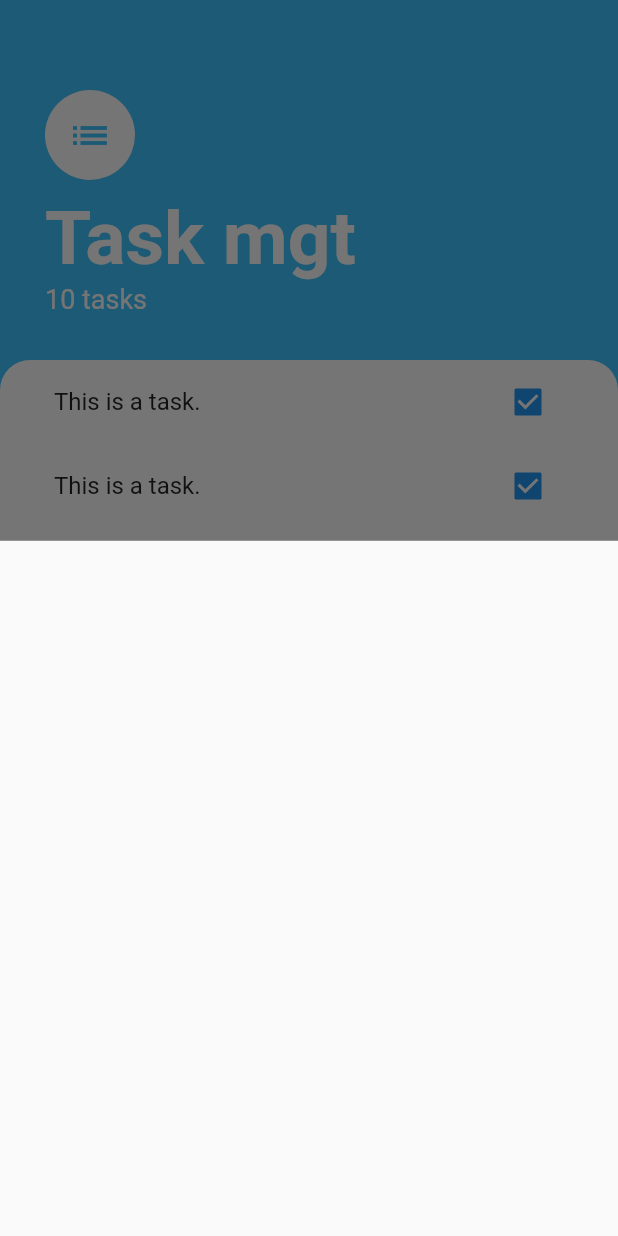
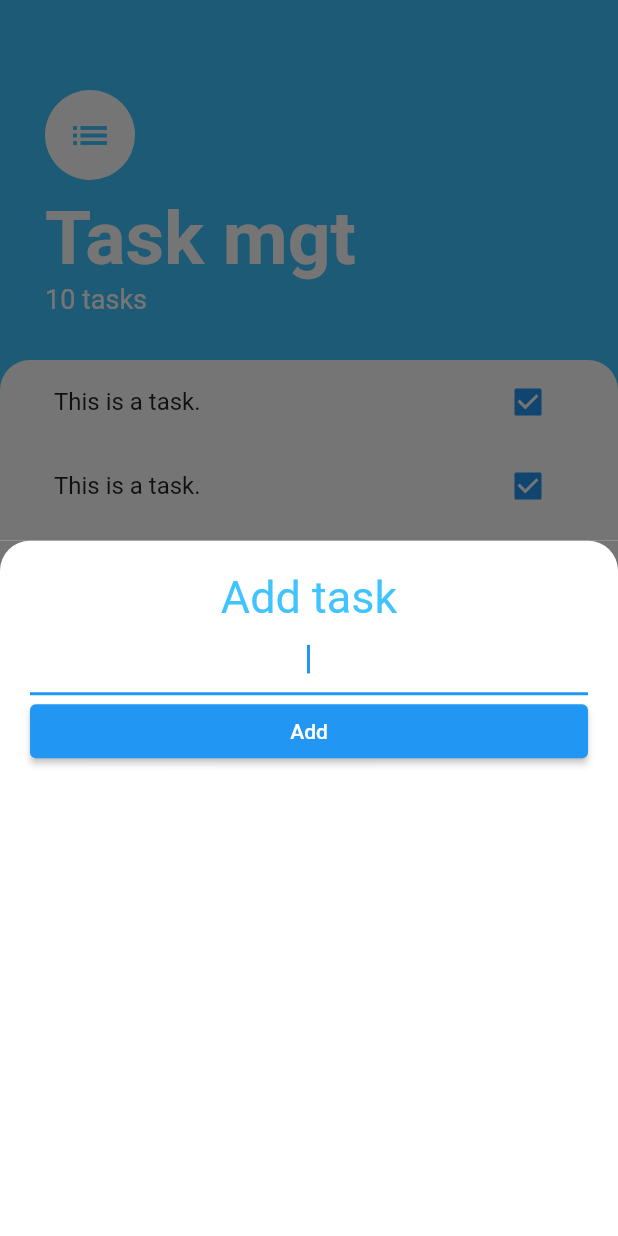
Before and after one commit to akgmage/planner, a Flutter app: the screen it shows after launch, after a tap on the "add" icon, on a phone screen of 412 x 824 dp. Run offline on Flutter 3.47's test engine with Material 2 defaults, Android fonts, the phone set to English and light mode, and no system bars.

Commit message:
replicate bottommodalsheet design and add textfield and button

```diff
--- a/lib/screens/add_task_screen.dart
+++ b/lib/screens/add_task_screen.dart
@@ -1,3 +1,4 @@
+import 'package:flutter/cupertino.dart';
 import 'package:flutter/material.dart';
 
 class AddTaskScreen extends StatelessWidget {
@@ -5,6 +6,43 @@ class AddTaskScreen extends StatelessWidget {
 
   @override
   Widget build(BuildContext context) {
-    return Container();
+    return Container(
+      color: Color(0xFF757575),
+      child: Container(
+        padding: EdgeInsets.all(20),
+        decoration: BoxDecoration(
+          color: Colors.white,
+          borderRadius: BorderRadius.only(
+            topLeft: Radius.circular(20),
+            topRight: Radius.circular(20.0),
+          ),
+        ),
+        child: Column(
+          crossAxisAlignment: CrossAxisAlignment.stretch,
+          children: [
+            Text(
+              'Add task',
+              textAlign: TextAlign.center,
+              style: TextStyle(fontSize: 30, color: Colors.lightBlueAccent),
+            ),
+            TextField(
+              autofocus: true,
+              textAlign: TextAlign.center,
+            ),
+            ElevatedButton(
+              onPressed: () {
+                // Add task to the list
+              },
+              child: Text(
+                'Add',
+                style: TextStyle(
+                  color: Colors.white,
+                ),
+              ),
+            ),
+          ],
+        ),
+      ),
+    );
   }
 }
```
